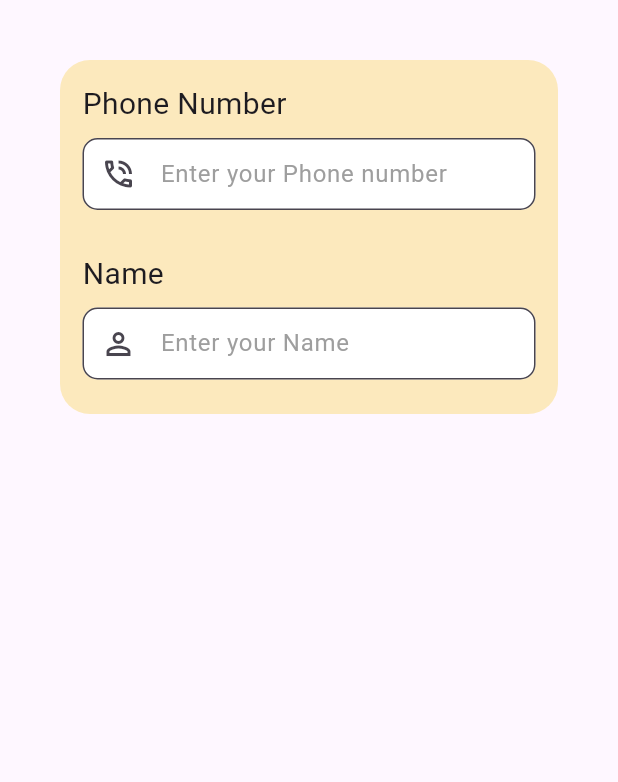
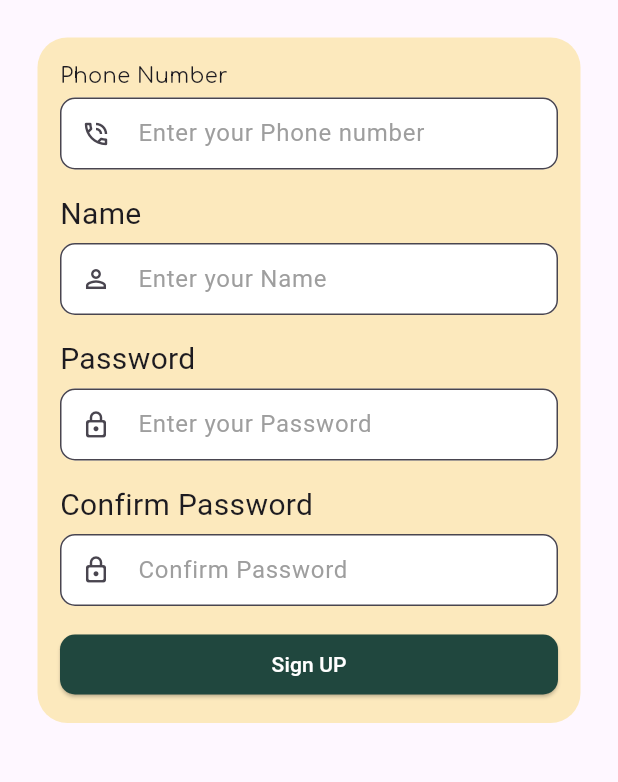
Before and after one commit to UncleTanto/shaghaf_room, a Flutter app: the Register screen opened directly, on a phone screen of 412 x 824 dp, the part 375-1157 px from its top. Run offline on Flutter 3.47's test engine with Material 3 defaults, Android fonts, the phone set to English and light mode, and no system bars; our stand-ins replace dio, go_router, google_fonts.

Commit message:
edited textFormTempl to add bool variable, edited register.dart to add new text fields

```diff
--- /dev/null
+++ b/devtools_options.yaml
@@ -0,0 +1,3 @@
+description: This file stores settings for Dart & Flutter DevTools.
+documentation: https://docs.flutter.dev/tools/devtools/extensions#configure-extension-enablement-states
+extensions:
--- a/lib/core/utils/assets.dart
+++ b/lib/core/utils/assets.dart
@@ -1,3 +1,3 @@
 abstract class Assets {
-   static String logo = "lib/core/assets/logo_shagaf.png";
+    static String logo = "lib/core/assets/logo_shagaf.png";
 }
--- a/lib/feature/authenticator/presentation/views/register.dart
+++ b/lib/feature/authenticator/presentation/views/register.dart
@@ -1,4 +1,8 @@
 import 'package:flutter/material.dart';
+import 'package:google_fonts/google_fonts.dart';
+import 'package:shaghaf_room/core/utils/assets.dart';
+import 'package:shaghaf_room/core/utils/constants.dart';
+import 'package:shaghaf_room/core/utils/style.dart';
 import 'package:shaghaf_room/feature/authenticator/presentation/views/widgets/textFormTempl.dart';
 
 //this class is still under implementation
@@ -14,10 +18,10 @@ class Register extends StatelessWidget {
         body: Column(
           children: [
             const SizedBox(height: 50,),
-            const Image(
+             const Image(
                 height: 200,
                 width: double.infinity,
-                image: AssetImage('lib/core/assets/logo_shagaf.png')),
+                image: AssetImage(logo)),
             Padding(
               padding: const EdgeInsets.all(20.0),
               child: Container(
@@ -26,27 +30,66 @@ class Register extends StatelessWidget {
                   borderRadius: BorderRadius.all(Radius.circular(20)),
                   color: Color(0xFFFCE9BD)),
 
-               margin: const EdgeInsets.all(20),
+               margin: const EdgeInsets.all(5),
                padding: const EdgeInsets.all(15),
-                child: const Column(
+                child:  Column(
                   crossAxisAlignment: CrossAxisAlignment.start,
                   children: [
                      Text(
                       "Phone Number",
-                      style: TextStyle(fontSize: 20,),
+                      style: Styles.comfortaa14,
                     ),
                     //a widget TextFormTempl will be for all text fields
                     //we can pass text and icon
-                     TextFormTempl(textInside: "Enter your Phone number",
-                    iconInside: Icons.phone_in_talk_outlined),
-                     SizedBox(height: 20,),
-                     Text(
+                     const TextFormTempl(textInside: "Enter your Phone number",
+                    iconInside: Icons.phone_in_talk_outlined,showPassword: false,),
+                     const SizedBox(height: 10,),
+                     const Text(
                       "Name",
                       style: TextStyle(fontSize: 20,),
                     ),
                     //a widget TextFormTempl will be for all text fields
-                    TextFormTempl(textInside: "Enter your Name",
-                    iconInside: Icons.perm_identity_outlined),
+                    const TextFormTempl(textInside: "Enter your Name",
+                    iconInside: Icons.perm_identity_outlined,showPassword: false,),
+                    const SizedBox(height: 10,),
+                     const Text(
+                      "Password",
+                      style: TextStyle(fontSize: 20,),
+                    ),
+                    //a widget TextFormTempl will be for all text fields
+                    const TextFormTempl(textInside: "Enter your Password",
+                    iconInside: Icons.lock_outline_rounded,showPassword: true,),
+
+                    const SizedBox(height: 10,),
+                     const Text(
+                      "Confirm Password",
+                      style: TextStyle(fontSize: 20,),
+                    ),
+                    const TextFormTempl(textInside: "Confirm Password", iconInside: Icons.lock_outline_rounded, showPassword: true),
+
+                  //FloatingActionButton(onPressed: onPressed)
+
+                  const SizedBox(height: 10,),
+                  SizedBox(
+                    width: double.infinity,
+                    child: ElevatedButton(
+
+                                    onPressed: () {
+                    //print('Rounded Elevated Button Pressed');
+                                    },
+                                    style: ElevatedButton.styleFrom(
+                    backgroundColor: const Color(0xFF20473E),
+                    foregroundColor: Colors.white,
+                    shape: RoundedRectangleBorder(
+                      borderRadius: BorderRadius.circular(10),
+
+                    ),
+                                    ),
+                                    child: Text('Sign UP'),
+                                  ),
+                  ),
+
+
                   ],
                 ),
               ),
--- a/lib/feature/authenticator/presentation/views/widgets/textFormTempl.dart
+++ b/lib/feature/authenticator/presentation/views/widgets/textFormTempl.dart
@@ -1,25 +1,27 @@
 import 'package:flutter/material.dart';
 
 class TextFormTempl extends StatelessWidget {
-   const TextFormTempl({super.key,required this.textInside, required this.iconInside});
+   const TextFormTempl({super.key,required this.textInside, required this.iconInside,required this.showPassword});
   final String textInside;
   final IconData iconInside;
+  final bool showPassword;
 
   @override
   Widget build(BuildContext context) {
     return Padding(
-      padding: const EdgeInsets.symmetric(vertical: 8),
+      padding: const EdgeInsets.symmetric(vertical: 5),
       child: TextFormField(
+        obscureText: showPassword,
         decoration: InputDecoration(
           filled: true,
           fillColor: Colors.white,
           border: const OutlineInputBorder(
               borderRadius: BorderRadius.all(Radius.circular(10))),
-          prefixIcon: Icon(iconInside),
+          prefixIcon: Icon(iconInside,size: 20,),
           hintText: textInside,
           iconColor: Colors.black,
           hintStyle: const TextStyle(color: Colors.grey),
-          contentPadding: const EdgeInsets.symmetric(vertical: 10), // Adjust height
+          contentPadding: const EdgeInsets.symmetric(vertical: 5), // Adjust height
         ),
       ),
     );
--- a/lib/feature/onboarding/presentation/view/onboardingScreen1.dart
+++ b/lib/feature/onboarding/presentation/view/onboardingScreen1.dart
@@ -5,7 +5,7 @@ class onging extends StatelessWidget {
 
   @override
   Widget build(BuildContext context) {
-    return Scaffold(
+    return const Scaffold(
       body: null,
     );
   }
--- a/lib/main.dart
+++ b/lib/main.dart
@@ -1,7 +1,6 @@
 import 'package:flutter/material.dart';
 import 'package:shaghaf_room/feature/authenticator/presentation/views/register.dart';
 
-import 'feature/splashscreen/presentation/view/splashscreen.dart';
 
 void main() {
   runApp(const MyApp());
@@ -14,7 +13,7 @@ class MyApp extends StatelessWidget {
   Widget build(BuildContext context) {
     return const MaterialApp(
 
-      home: Splashscreen(),
+      home: Register(),
     );
   }
 }
```
